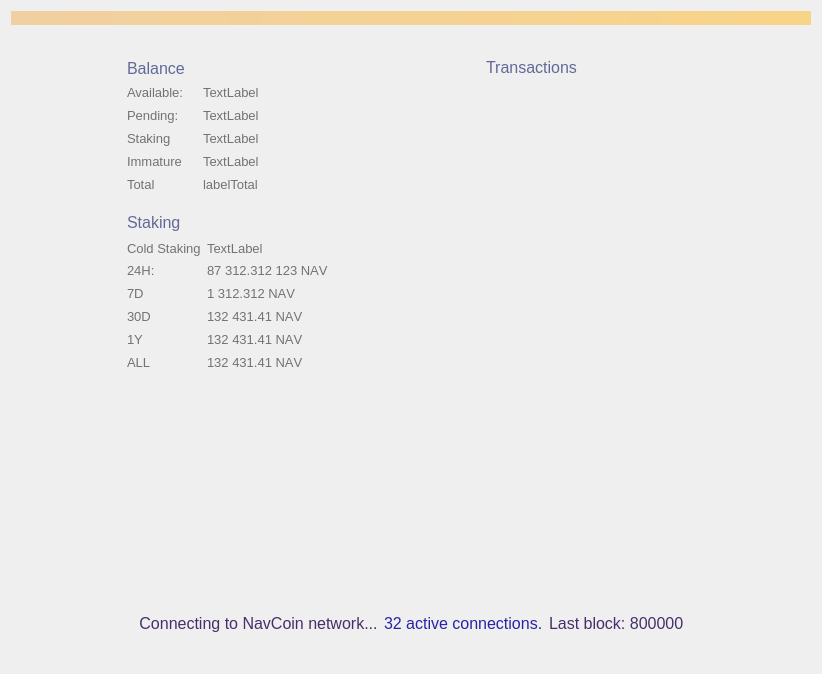
This is src/qt/forms/overviewpage.ui in navcoin/navcoin-core as Qt 5 draws it before an edit. The edited form follows.
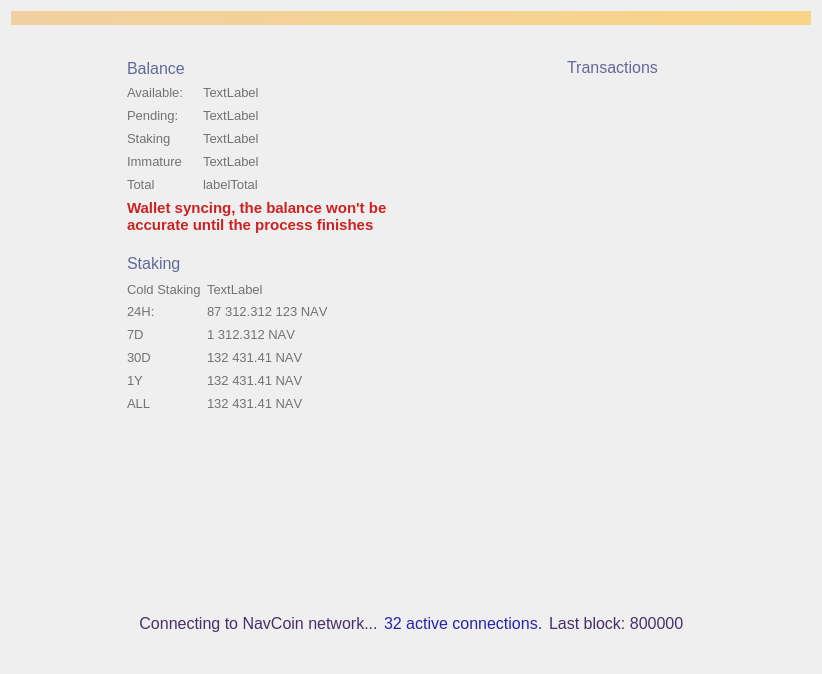
This is the edited form. Custom widgets are drawn as their Qt base class.

```diff
--- a/src/qt/forms/overviewpage.ui
+++ b/src/qt/forms/overviewpage.ui
@@ -141,31 +141,6 @@
            </property>
           </spacer>
          </item>
-         <item>
-          <widget class="QPushButton" name="labelWalletStatus">
-           <property name="maximumSize">
-            <size>
-             <width>22</width>
-             <height>22</height>
-            </size>
-           </property>
-           <property name="baseSize">
-            <size>
-             <width>22</width>
-             <height>22</height>
-            </size>
-           </property>
-           <property name="styleSheet">
-            <string notr="true">border: 0</string>
-           </property>
-           <property name="text">
-            <string/>
-           </property>
-           <property name="flat">
-            <bool>true</bool>
-           </property>
-          </widget>
-         </item>
          <item>
           <spacer name="horizontalSpacer_10">
            <property name="orientation">
@@ -511,6 +486,26 @@
          </item>
         </layout>
        </item>
+       <item>
+        <widget class="QLabel" name="labelWalletStatus">
+         <property name="font">
+          <font>
+           <pointsize>11</pointsize>
+           <weight>75</weight>
+           <bold>true</bold>
+          </font>
+         </property>
+         <property name="styleSheet">
+          <string notr="true">color:#cc2222</string>
+         </property>
+         <property name="text">
+          <string>Wallet syncing, the balance won't be accurate until the process finishes</string>
+         </property>
+         <property name="wordWrap">
+          <bool>true</bool>
+         </property>
+        </widget>
+       </item>
        <item>
         <spacer name="verticalSpacer_5">
          <property name="orientation">
```
